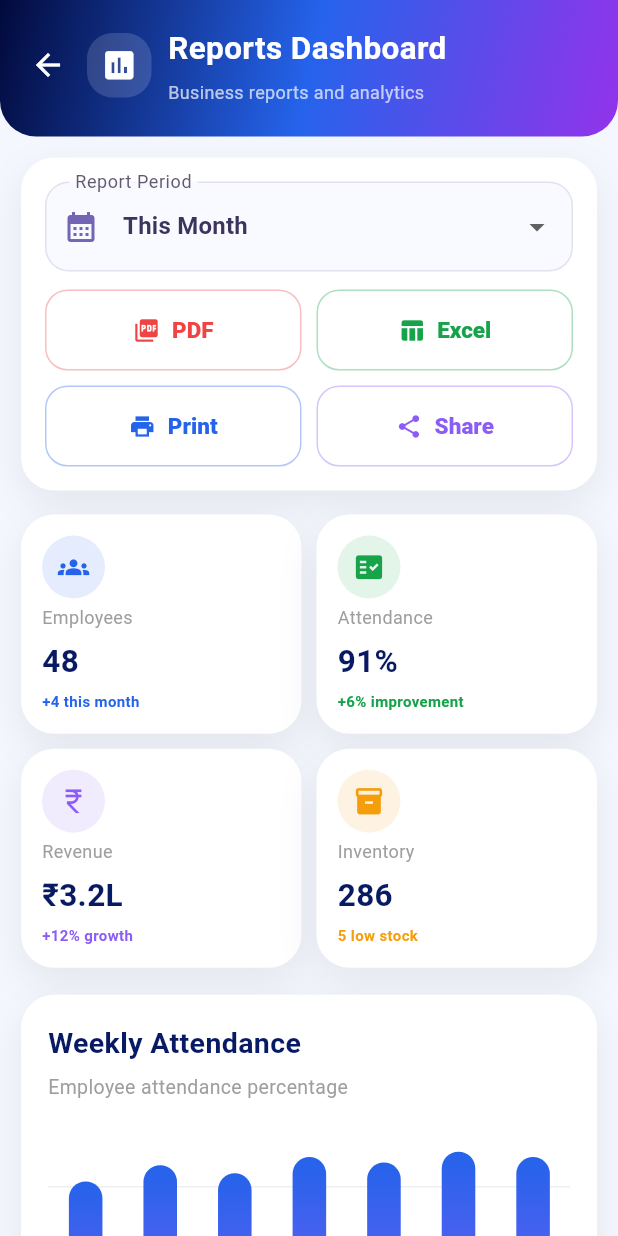
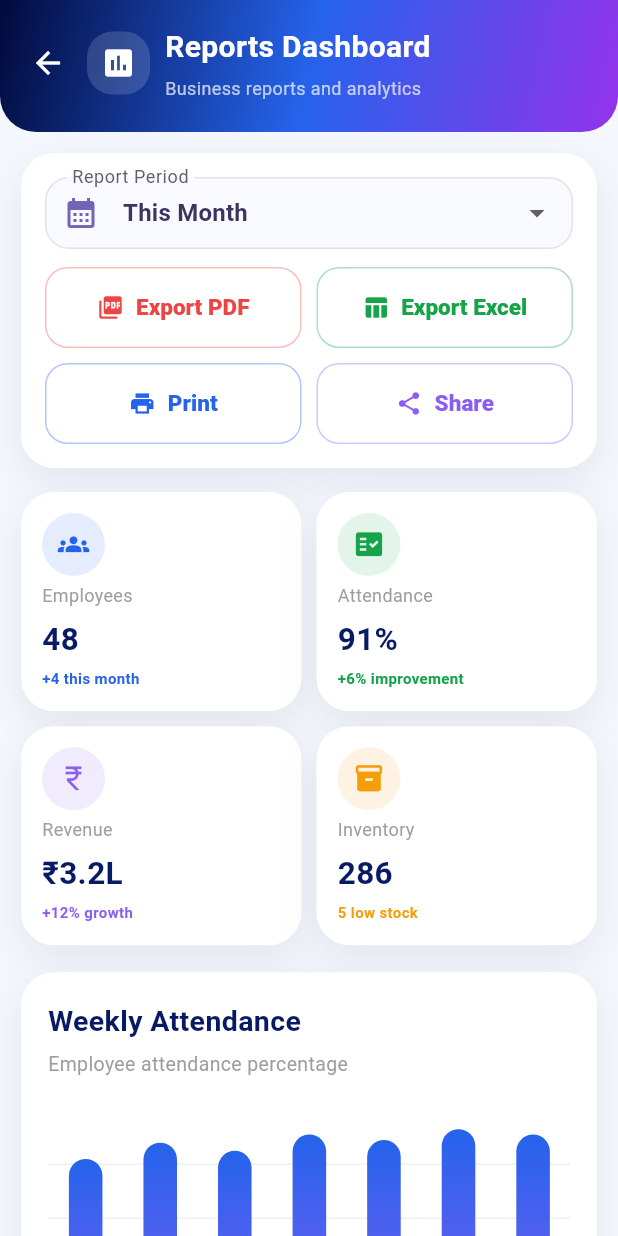
Before and after one commit to vkharinie-source/Multi-Agent-Autonomous-Business-Management-System, a Flutter app: the ReportsDashboard screen opened directly, on a phone screen of 412 x 824 dp. Run offline on Flutter 3.47's test engine with Material 3 defaults, Android fonts, the phone set to English and light mode, and no system bars; our stand-ins replace device_info_plus, flutter_secure_storage, geolocator, google_fonts, qr_flutter, shared_preferences; missing offline and left inert: mobile_scanner; accounts and stored records are empty.

Commit message:
Fix pixel overflow in Reports Dashboard filter section on mobile screens

```diff
--- a/lib/screens/reports/reports_screen.dart
+++ b/lib/screens/reports/reports_screen.dart
@@ -68,9 +68,9 @@ class _ReportsDashboardState extends State<ReportsDashboard> {
       backgroundColor: const Color(0xffF4F7FE),
       body: LayoutBuilder(
         builder: (context, constraints) {
-          final bool isMobile = constraints.maxWidth < 700;
+          final bool isMobile = constraints.maxWidth < 750;
           final bool isTablet =
-              constraints.maxWidth >= 700 && constraints.maxWidth < 1100;
+              constraints.maxWidth >= 750 && constraints.maxWidth < 1100;
 
           return Column(
             children: [
@@ -150,10 +150,10 @@ class _ReportsDashboardState extends State<ReportsDashboard> {
               child: Icon(
                 Icons.assessment,
                 color: Colors.white,
-                size: isMobile ? 25 : 34,
+                size: isMobile ? 24 : 32,
               ),
             ),
-            SizedBox(width: isMobile ? 11 : 16),
+            SizedBox(width: isMobile ? 10 : 16),
             Expanded(
               child: Column(
                 crossAxisAlignment: CrossAxisAlignment.start,
@@ -164,11 +164,11 @@ class _ReportsDashboardState extends State<ReportsDashboard> {
                     overflow: TextOverflow.ellipsis,
                     style: TextStyle(
                       color: Colors.white,
-                      fontSize: isMobile ? 21 : 30,
+                      fontSize: isMobile ? 20 : 28,
                       fontWeight: FontWeight.bold,
                     ),
                   ),
-                  const SizedBox(height: 5),
+                  const SizedBox(height: 4),
                   Text(
                     isMobile
                         ? "Business reports and analytics"
@@ -177,30 +177,33 @@ class _ReportsDashboardState extends State<ReportsDashboard> {
                     overflow: TextOverflow.ellipsis,
                     style: TextStyle(
                       color: Colors.white70,
-                      fontSize: isMobile ? 12 : 15,
+                      fontSize: isMobile ? 12 : 14,
                     ),
                   ),
                 ],
               ),
             ),
-            if (!isMobile)
+            if (!isMobile) ...[
+              const SizedBox(width: 8),
               Container(
                 padding: const EdgeInsets.symmetric(
-                  horizontal: 14,
-                  vertical: 9,
+                  horizontal: 12,
+                  vertical: 8,
                 ),
                 decoration: BoxDecoration(
                   color: Colors.white.withValues(alpha: 0.14),
                   borderRadius: BorderRadius.circular(18),
                 ),
                 child: const Row(
+                  mainAxisSize: MainAxisSize.min,
                   children: [
-                    Icon(Icons.circle, color: Color(0xff4ADE80), size: 10),
-                    SizedBox(width: 8),
+                    Icon(Icons.circle, color: Color(0xff4ADE80), size: 9),
+                    SizedBox(width: 6),
                     Text(
                       "Live Reports",
                       style: TextStyle(
                         color: Colors.white,
+                        fontSize: 12,
                         fontWeight: FontWeight.bold,
                       ),
                     ),
@@ -208,13 +211,18 @@ class _ReportsDashboardState extends State<ReportsDashboard> {
                 ),
               ),
             ],
+          ],
         ),
       ),
     );
   }
 
   Widget _filterAndExportSection(bool isMobile) {
-    if (isMobile) {
+    return LayoutBuilder(
+      builder: (context, constraints) {
+        final bool isCompact = constraints.maxWidth < 850;
+
+        if (isCompact) {
           return Container(
             width: double.infinity,
             padding: const EdgeInsets.all(16),
@@ -228,7 +236,7 @@ class _ReportsDashboardState extends State<ReportsDashboard> {
                   children: [
                     Expanded(
                       child: _exportButton(
-                    title: "PDF",
+                        title: "Export PDF",
                         icon: Icons.picture_as_pdf,
                         color: const Color(0xffEF4444),
                       ),
@@ -236,7 +244,7 @@ class _ReportsDashboardState extends State<ReportsDashboard> {
                     const SizedBox(width: 10),
                     Expanded(
                       child: _exportButton(
-                    title: "Excel",
+                        title: "Export Excel",
                         icon: Icons.table_chart,
                         color: const Color(0xff16A34A),
                       ),
@@ -272,10 +280,12 @@ class _ReportsDashboardState extends State<ReportsDashboard> {
           width: double.infinity,
           padding: const EdgeInsets.all(20),
           decoration: _cardDecoration(),
+          child: SingleChildScrollView(
+            scrollDirection: Axis.horizontal,
             child: Row(
               children: [
                 SizedBox(width: 220, child: _periodDropdown()),
-          const Spacer(),
+                const SizedBox(width: 16),
                 _exportButton(
                   title: "Export PDF",
                   icon: Icons.picture_as_pdf,
@@ -301,6 +311,9 @@ class _ReportsDashboardState extends State<ReportsDashboard> {
                 ),
               ],
             ),
+          ),
+        );
+      },
     );
   }
 
@@ -312,6 +325,7 @@ class _ReportsDashboardState extends State<ReportsDashboard> {
         prefixIcon: const Icon(Icons.calendar_month),
         filled: true,
         fillColor: const Color(0xffF8FAFF),
+        contentPadding: const EdgeInsets.symmetric(horizontal: 14, vertical: 12),
         border: OutlineInputBorder(
           borderRadius: BorderRadius.circular(16),
           borderSide: BorderSide.none,
@@ -337,11 +351,15 @@ class _ReportsDashboardState extends State<ReportsDashboard> {
   }) {
     return OutlinedButton.icon(
       onPressed: () => _showMessage("$title report generated successfully"),
-      icon: Icon(icon),
-      label: Text(title),
+      icon: Icon(icon, size: 18),
+      label: Text(
+        title,
+        maxLines: 1,
+        overflow: TextOverflow.ellipsis,
+      ),
       style: OutlinedButton.styleFrom(
         foregroundColor: color,
-        padding: const EdgeInsets.symmetric(horizontal: 16, vertical: 17),
+        padding: const EdgeInsets.symmetric(horizontal: 12, vertical: 14),
         side: BorderSide(color: color.withValues(alpha: 0.35)),
         shape: RoundedRectangleBorder(borderRadius: BorderRadius.circular(15)),
       ),
```
Lines whose indentation alone changed are shown as unchanged.
